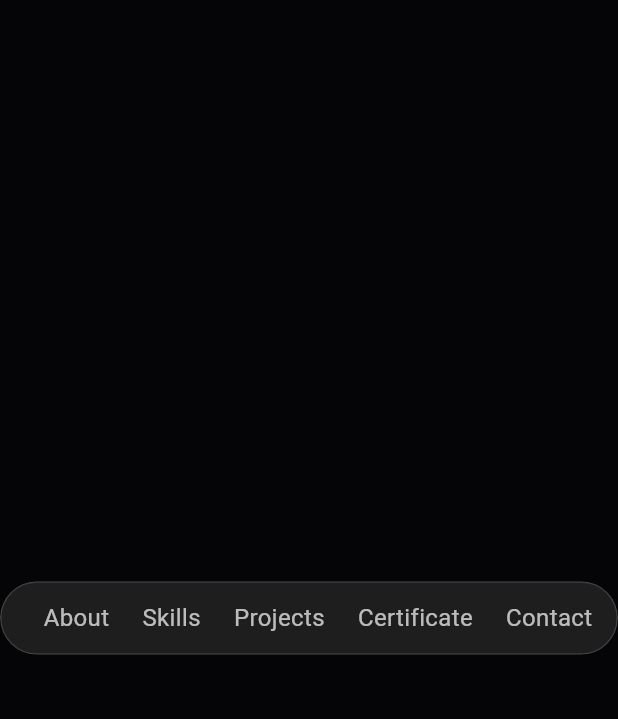
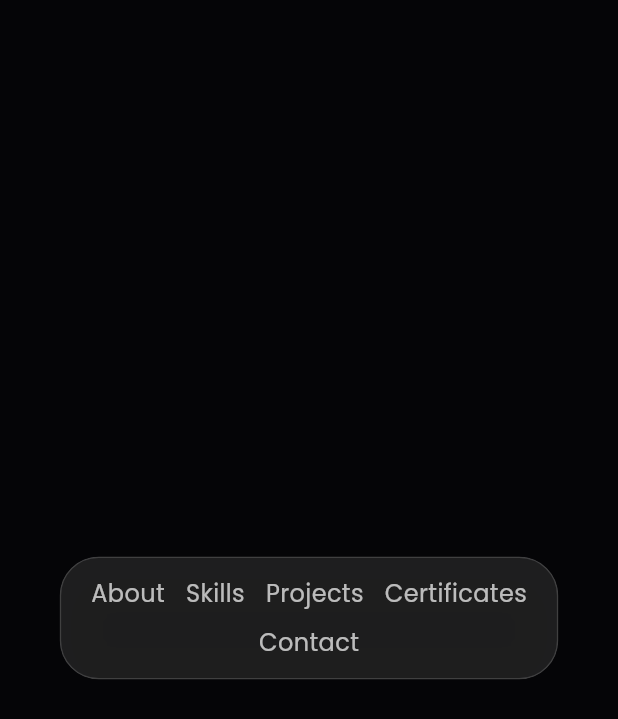
Before and after one commit to Retr0desk/portofolio, a Flutter app: the FancyNavBar widget shown alone on an empty page, opened directly, on a phone screen of 412 x 824 dp. Shown: the top 719 px of the screen. Run offline on Flutter 3.47's test engine with Material 3 defaults, Android fonts, the phone set to English and light mode, and no system bars; our stand-ins replace google_fonts, responsive_framework.

Commit message:
Fix theme + responsive\

```diff
--- a/lib/components/navbar.dart
+++ b/lib/components/navbar.dart
@@ -19,25 +19,36 @@ class FancyNavBar extends StatelessWidget {
 
   @override
   Widget build(BuildContext context) {
+    bool isMobile = MediaQuery.of(context).size.width < 650;
+
+    final items = [
+      NavItem('About', onTap: onAbout),
+      NavItem('Skills', onTap: onSkills),
+      NavItem('Projects', onTap: onProjects),
+      NavItem('Certificates', onTap: onCertficates),
+      NavItem('Contact', onTap: onContact),
+    ];
+
     return Center(
       child: Glass(
         blur: 16,
         opacity: 0.10,
-        padding: const EdgeInsets.symmetric(horizontal: 28, vertical: 12),
-        child: Row(
-          mainAxisSize: MainAxisSize.min,
-          children: [
-            NavItem('About', onTap: onAbout),
-            const SizedBox(width: 22),
-            NavItem('Skills', onTap: onSkills),
-            const SizedBox(width: 22),
-            NavItem('Projects', onTap: onProjects),
-            const SizedBox(width: 22),
-            NavItem('Certificate', onTap: onProjects),
-            const SizedBox(width: 22),
-            NavItem('Contact', onTap: onContact),
-          ],
-        ),
+        padding: const EdgeInsets.symmetric(horizontal: 20, vertical: 12),
+        child: isMobile
+            ? Wrap(
+                spacing: 14,
+                runSpacing: 10,
+                alignment: WrapAlignment.center,
+                children: items,
+              )
+            : Row(
+                mainAxisSize: MainAxisSize.min,
+                children:
+                    items
+                        .expand((item) => [item, const SizedBox(width: 22)])
+                        .toList()
+                      ..removeLast(),
+              ),
       ),
     );
   }
--- a/pubspec.yaml
+++ b/pubspec.yaml
@@ -1,5 +1,5 @@
-name: portfolio
-description: "Portfolio with Glassmorphism"
+name: portofolio
+description: "Portofolio with Glassmorphism"
 # The following line prevents the package from being accidentally published to
 # pub.dev using `flutter pub publish`. This is preferred for private packages.
 publish_to: "none" # Remove this line if you wish to publish to pub.dev
@@ -37,6 +37,7 @@ dependencies:
   # The following adds the Cupertino Icons font to your application.
   # Use with the CupertinoIcons class for iOS style icons.
   cupertino_icons: ^1.0.8
+  responsive_framework: ^1.5.1
 
 dev_dependencies:
   flutter_test:
```
Also changed, not shown: lib/components/hero.dart (+13 -21 lines), lib/main.dart (+27 -11 lines), pubspec.lock.
